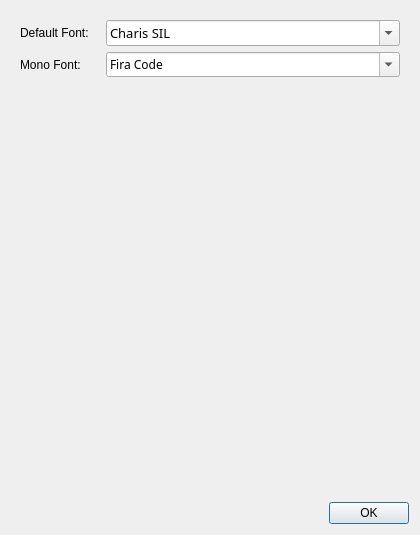
Before: the Qt Designer form ui/SettingsDialog.ui in Sirraide/smyth, drawn with Qt 5.
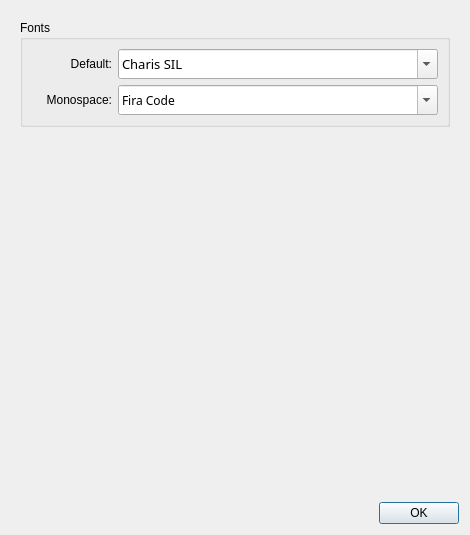
After: the same form once the commit is applied.

Commit message: [UI] Keep font size when changing fonts

The edit to the form file:
```diff
--- a/ui/SettingsDialog.ui
+++ b/ui/SettingsDialog.ui
@@ -9,7 +9,7 @@
    <rect>
     <x>0</x>
     <y>0</y>
-    <width>420</width>
+    <width>470</width>
     <height>535</height>
    </rect>
   </property>
@@ -30,6 +30,18 @@
      </property>
      <layout class="QVBoxLayout" name="verticalLayout_2">
       <item>
+       <widget class="QGroupBox" name="groupBox">
+        <property name="title">
+         <string>Fonts</string>
+        </property>
+        <property name="flat">
+         <bool>false</bool>
+        </property>
+        <property name="checkable">
+         <bool>false</bool>
+        </property>
+        <layout class="QVBoxLayout" name="verticalLayout_3">
+         <item>
        <widget class="QFrame" name="frame_2">
         <property name="maximumSize">
          <size>
@@ -71,12 +83,21 @@
             </size>
            </property>
            <property name="text">
-            <string>Default Font:</string>
+               <string>Default:</string>
+              </property>
+              <property name="alignment">
+               <set>Qt::AlignRight|Qt::AlignTrailing|Qt::AlignVCenter</set>
            </property>
           </widget>
          </item>
          <item>
           <widget class="QFontComboBox" name="font_default">
+              <property name="minimumSize">
+               <size>
+                <width>0</width>
+                <height>30</height>
+               </size>
+              </property>
            <property name="font">
             <font>
              <family>Charis SIL</family>
@@ -134,12 +155,21 @@
             </size>
            </property>
            <property name="text">
-            <string>Mono Font:</string>
+               <string>Monospace:</string>
+              </property>
+              <property name="alignment">
+               <set>Qt::AlignRight|Qt::AlignTrailing|Qt::AlignVCenter</set>
            </property>
           </widget>
          </item>
          <item>
           <widget class="QFontComboBox" name="font_mono">
+              <property name="minimumSize">
+               <size>
+                <width>0</width>
+                <height>30</height>
+               </size>
+              </property>
            <property name="font">
             <font>
              <family>Fira Code</family>
@@ -148,6 +178,9 @@
            <property name="currentText">
             <string>Fira Code</string>
            </property>
+             </widget>
+            </item>
+           </layout>
           </widget>
          </item>
         </layout>
```
Lines whose indentation alone changed are shown as unchanged. The commit also changes 4 other files.
